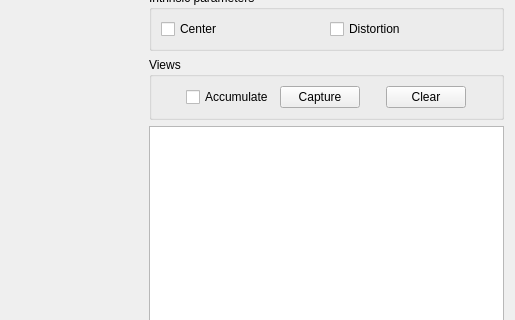
The window that IbisPlugins/CameraCalibration/cameracalibrationwidget.ui (IbisNeuronav/Ibis) describes before a commit, drawn with Qt 5; both pictures show x 508 to 1023 and y 88 to 408 of the 1023 by 506 pixel window.
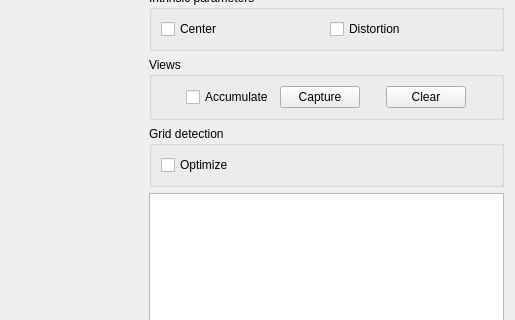
The same window after the commit. Custom widgets are drawn as their Qt base class.

Commit message: added option to turn on/off downsizing of image before grid detection

```diff
--- a/IbisPlugins/CameraCalibration/cameracalibrationwidget.ui
+++ b/IbisPlugins/CameraCalibration/cameracalibrationwidget.ui
@@ -200,6 +200,25 @@
        </layout>
       </widget>
      </item>
+     <item>
+      <widget class="QGroupBox" name="gridDetectionGroupBox">
+       <property name="title">
+        <string>Grid detection</string>
+       </property>
+       <layout class="QVBoxLayout" name="verticalLayout_3">
+        <item>
+         <widget class="QCheckBox" name="optimizeGridDetectCheckBox">
+          <property name="toolTip">
+           <string>If checked, input image is downsized before detecting grid to speed up detection. This is only useful with large resolution images</string>
+          </property>
+          <property name="text">
+           <string>Optimize</string>
+          </property>
+         </widget>
+        </item>
+       </layout>
+      </widget>
+     </item>
      <item>
       <widget class="QTextEdit" name="calibrationResultTextEdit">
        <property name="readOnly">
```
The commit also changes 6 other files.
